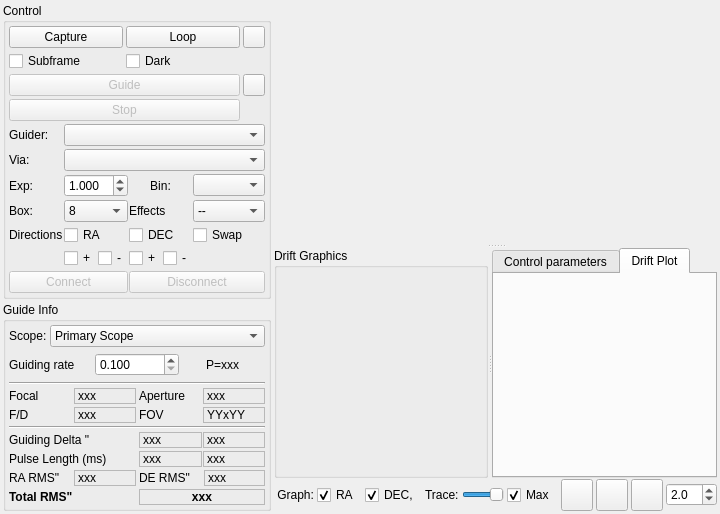
The window that kstars/ekos/guide/guide.ui (KDE/kstars) describes before a commit, drawn with Qt 5.
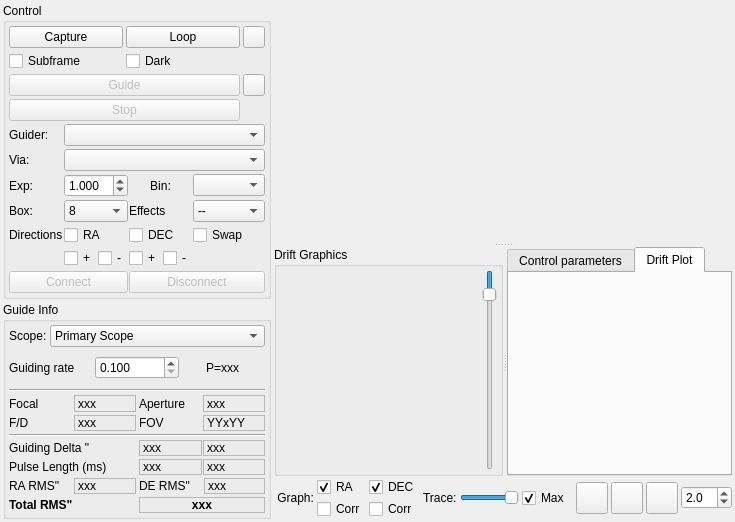
The same window after the commit. Icons and pictures are not drawn. Custom widgets are drawn as their Qt base class.

Commit message:
This patch should add the pulse graphs for RA and DEC with settings to turn them off.  It includes a slider to adjust the height of the corrections axis independently.  It also corrects the display of the RA error on the graph, which was upside down. It increases the amount of information that is saved when the guide data is exported.  And finally, it adds pulse data to the tooltip when any is available.
This has been corrected for the former sign difficulties I believe.

Patch:
```diff
--- a/kstars/ekos/guide/guide.ui
+++ b/kstars/ekos/guide/guide.ui
@@ -6,8 +6,8 @@
    <rect>
     <x>0</x>
     <y>0</y>
-    <width>717</width>
-    <height>514</height>
+    <width>729</width>
+    <height>520</height>
    </rect>
   </property>
   <layout class="QHBoxLayout" name="horizontalLayout_8" stretch="1,3">
@@ -988,6 +988,34 @@
               </property>
              </spacer>
             </item>
+            <item>
+             <widget class="QSlider" name="correctionSlider">
+              <property name="toolTip">
+               <string>&lt;html&gt;&lt;head/&gt;&lt;body&gt;&lt;p&gt;Drag the slider to adjust the scale of the Corrections Graphs relative to the scale of the drift graphs.&lt;/p&gt;&lt;/body&gt;&lt;/html&gt;</string>
+              </property>
+              <property name="minimum">
+               <number>1</number>
+              </property>
+              <property name="maximum">
+               <number>100</number>
+              </property>
+              <property name="pageStep">
+               <number>200</number>
+              </property>
+              <property name="value">
+               <number>10</number>
+              </property>
+              <property name="orientation">
+               <enum>Qt::Vertical</enum>
+              </property>
+              <property name="invertedAppearance">
+               <bool>true</bool>
+              </property>
+              <property name="invertedControls">
+               <bool>false</bool>
+              </property>
+             </widget>
+            </item>
            </layout>
           </item>
          </layout>
@@ -1315,6 +1343,14 @@
         </widget>
        </item>
        <item>
+        <layout class="QVBoxLayout" name="verticalLayout_5">
+         <property name="spacing">
+          <number>2</number>
+         </property>
+         <property name="leftMargin">
+          <number>0</number>
+         </property>
+         <item>
         <widget class="QCheckBox" name="showRAPlotCheck">
          <property name="toolTip">
           <string>&lt;html&gt;&lt;head/&gt;&lt;body&gt;&lt;p&gt;Display the RA graph in the Drift Graphics plot.&lt;/p&gt;&lt;/body&gt;&lt;/html&gt;</string>
@@ -1328,17 +1364,49 @@
         </widget>
        </item>
        <item>
+          <widget class="QCheckBox" name="showRACorrectionsCheck">
+           <property name="toolTip">
+            <string>&lt;html&gt;&lt;head/&gt;&lt;body&gt;&lt;p&gt;Display the RA Corrections graph in the Drift Graphics plot.&lt;/p&gt;&lt;/body&gt;&lt;/html&gt;</string>
+           </property>
+           <property name="text">
+            <string>Corr</string>
+           </property>
+          </widget>
+         </item>
+        </layout>
+       </item>
+       <item>
+        <layout class="QVBoxLayout" name="verticalLayout_8">
+         <property name="spacing">
+          <number>2</number>
+         </property>
+         <property name="leftMargin">
+          <number>0</number>
+         </property>
+         <item>
         <widget class="QCheckBox" name="showDECPlotCheck">
          <property name="toolTip">
           <string>&lt;html&gt;&lt;head/&gt;&lt;body&gt;&lt;p&gt;Display DEC graph in the Drift Graphics plot.&lt;/p&gt;&lt;/body&gt;&lt;/html&gt;</string>
          </property>
          <property name="text">
-          <string>DEC, </string>
+            <string>DEC</string>
          </property>
          <property name="checked">
           <bool>true</bool>
          </property>
         </widget>
+         </item>
+         <item>
+          <widget class="QCheckBox" name="showDECorrectionsCheck">
+           <property name="toolTip">
+            <string>&lt;html&gt;&lt;head/&gt;&lt;body&gt;&lt;p&gt;Display the DEC Corrections graph in the Drift Graphics plot.&lt;/p&gt;&lt;/body&gt;&lt;/html&gt;</string>
+           </property>
+           <property name="text">
+            <string>Corr</string>
+           </property>
+          </widget>
+         </item>
+        </layout>
        </item>
        <item>
         <widget class="QLabel" name="label_10">
```
Lines whose indentation alone changed are shown as unchanged. The commit also changes 5 other files.
